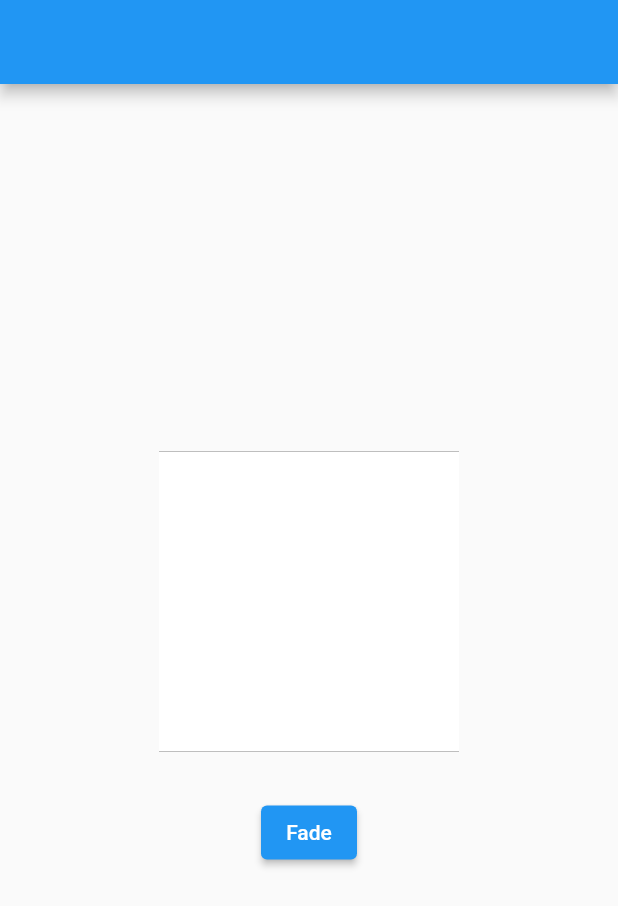
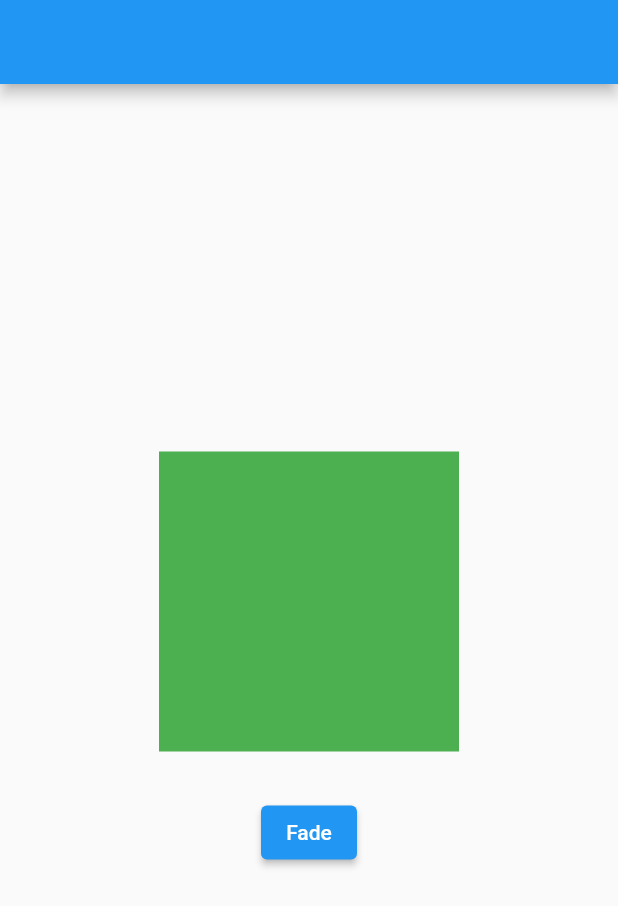
Before and after one commit to DaemonAssassin/built-in-explicit-animations-flutter, a Flutter app: the screen it shows after launch, on a phone screen of 412 x 824 dp. Shown: the top 906 px of the screen. Run offline on Flutter 3.47's test engine with Material 2 defaults, Android fonts, the phone set to English and light mode, and no system bars.

Commit message:
Learned RotationTransition

```diff
--- a/lib/main.dart
+++ b/lib/main.dart
@@ -1,4 +1,4 @@
-import 'package:builtin_explicit_animations/transitions_widgets/decorated_box_transition.dart';
+import 'package:builtin_explicit_animations/transitions_widgets/rotation_transition.dart';
 import 'package:flutter/material.dart';
 
 void main(List<String> args) {
@@ -13,7 +13,7 @@ class MyApp extends StatelessWidget {
     return MaterialApp(
       home: Scaffold(
         appBar: AppBar(),
-        body: const MyDecoratedBoxTransition(),
+        body: const MyRotationTransition(),
       ),
     );
   }
--- /dev/null
+++ b/lib/transitions_widgets/rotation_transition.dart
@@ -0,0 +1,60 @@
+import 'package:flutter/material.dart';
+
+import '../utils/helper_widgets.dart';
+
+class MyRotationTransition extends StatefulWidget {
+  const MyRotationTransition({Key? key}) : super(key: key);
+
+  @override
+  State<MyRotationTransition> createState() => _MyRotationTransitionState();
+}
+
+class _MyRotationTransitionState extends State<MyRotationTransition>
+    with SingleTickerProviderStateMixin {
+  late AnimationController _controller;
+  late Animation<double> _animation;
+
+  @override
+  void initState() {
+    super.initState();
+    _controller =
+        AnimationController(vsync: this, duration: const Duration(seconds: 3));
+    // _animation = Tween<double>(begin: 0, end: 2 * pi).animate(_controller);
+    _animation = CurvedAnimation(parent: _controller, curve: Curves.slowMiddle);
+  }
+
+  @override
+  void dispose() {
+    _controller.dispose();
+    super.dispose();
+  }
+
+  @override
+  Widget build(BuildContext context) {
+    return Center(
+      child: Column(
+        mainAxisAlignment: MainAxisAlignment.center,
+        children: [
+          RotationTransition(
+            turns: _animation,
+            alignment: Alignment.center,
+            child: _buildChild(),
+          ),
+          addVerticalSpace(30),
+          buildButton(
+            'Fade',
+            () {
+              _controller.forward();
+            },
+          ),
+        ],
+      ),
+    );
+  }
+
+  Widget _buildChild() => Container(
+        width: 200.0,
+        height: 200.0,
+        color: Colors.green,
+      );
+}
```
